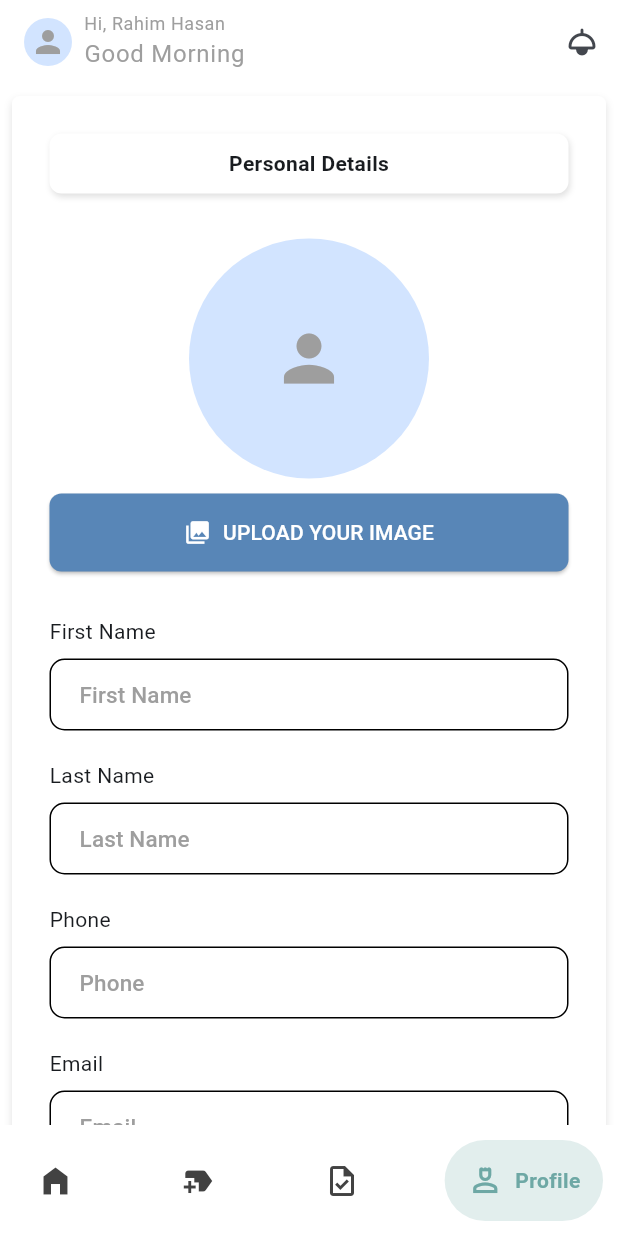
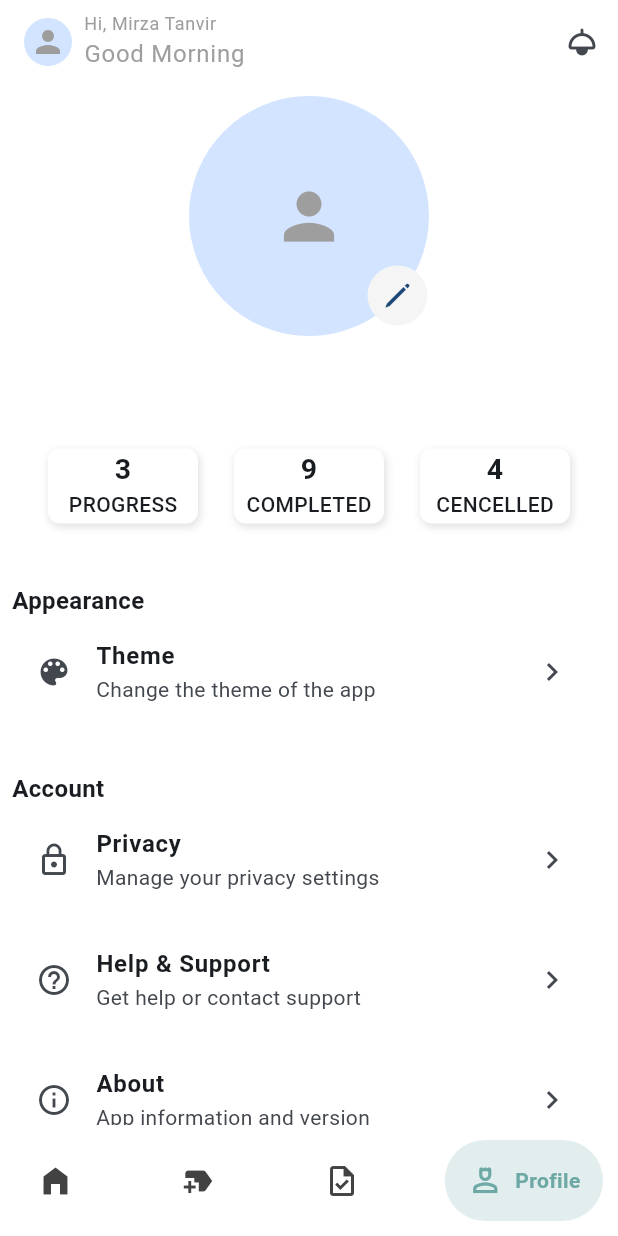
Before and after one commit to tanvirmirza/task-manager, a Flutter app: the screen it shows after launch, item 4 of the bottom bar chosen, on a phone screen of 412 x 824 dp. Run offline on Flutter 3.47's test engine with Material 3 defaults, Android fonts, the light colour scheme and no system bars; drawn by our look-alikes of google_nav_bar; our stand-ins replace device_preview, flutter_svg, image_picker, percent_indicator, pin_code_fields.

Commit message:
Updated Profile View Screen UI

```diff
--- a/lib/ui/views/home/main_bottom_navbar_screen.dart
+++ b/lib/ui/views/home/main_bottom_navbar_screen.dart
@@ -3,7 +3,7 @@ import 'package:google_nav_bar/google_nav_bar.dart';
 import '../../utils/custom_color.dart';
 import 'add_new_task_screen.dart';
 import 'home_screen.dart';
-import 'profile_screen.dart';
+import 'profile_view_screen.dart';
 import 'tab_status_screen.dart';
 
 class BottomNavBarScreen extends StatefulWidget {
@@ -19,7 +19,7 @@ class _BottomNavBarScreenState extends State<BottomNavBarScreen> {
     HomeScreen(),
     AddNewTaskScreen(),
     TabStatusScreen(),
-    ProfileScreen()
+    ProfileViewScreen()
   ];
 
   @override
--- a/lib/ui/views/home/profile_screen.dart
+++ b/lib/ui/views/home/profile_edit_screen.dart
@@ -6,27 +6,31 @@ import 'package:image_picker/image_picker.dart';
 import 'package:provider/provider.dart';
 import 'package:task_manager/provider/image_provider.dart';
 import '../../widgets/profile_text_field.dart';
-import '../../widgets/tm_app_bar.dart';
 
-class ProfileScreen extends StatefulWidget {
-  const ProfileScreen({super.key});
+class ProfileEditScreen extends StatefulWidget {
+  const ProfileEditScreen({super.key});
 
   @override
-  State<ProfileScreen> createState() => _ProfileScreenState();
+  State<ProfileEditScreen> createState() => _ProfileEditScreenState();
 }
 
-class _ProfileScreenState extends State<ProfileScreen> {
+class _ProfileEditScreenState extends State<ProfileEditScreen> {
   bool _isNewObscure = true;
   bool _isConfirmObscre = true;
-  XFile? _image;
 
   @override
   Widget build(BuildContext context) {
     return Scaffold(
-      appBar: const TMAppBar(
-        fromProfileScreen: true,
+      appBar: AppBar(
+        leading: IconButton(
+          icon: const Icon(CupertinoIcons.back),
+          onPressed: () {
+            Navigator.pop(context);
+          },
+        ),
+        title: const Text('Update Profile'),
+        centerTitle: true,
       ),
-      // backgroundColor: const Color(0xFFF6F5F5),
       backgroundColor: Colors.white,
       body: SingleChildScrollView(
         child: Padding(
@@ -49,28 +53,6 @@ class _ProfileScreenState extends State<ProfileScreen> {
                   child: Column(
                       crossAxisAlignment: CrossAxisAlignment.start,
                       children: [
-                        Center(
-                          child: Container(
-                            height: 40,
-                            width: double.maxFinite,
-                            alignment: Alignment.center,
-                            decoration: BoxDecoration(
-                                boxShadow: const [
-                                  BoxShadow(
-                                      blurRadius: 3,
-                                      color: Colors.black12,
-                                      offset: Offset(1, 2)),
-                                ],
-                                borderRadius: BorderRadius.circular(8),
-                                color: Colors.white),
-                            child: const Text(
-                              'Personal Details',
-                              style: TextStyle(
-                                fontWeight: FontWeight.bold,
-                              ),
-                            ),
-                          ),
-                        ),
                         const SizedBox(
                           height: 30,
                         ),
--- /dev/null
+++ b/lib/ui/views/home/profile_view_screen.dart
@@ -0,0 +1,235 @@
+import 'dart:io';
+
+import 'package:flutter/cupertino.dart';
+import 'package:flutter/foundation.dart';
+import 'package:flutter/material.dart';
+import 'package:image_picker/image_picker.dart';
+import 'package:provider/provider.dart';
+import 'package:task_manager/provider/image_provider.dart';
+import 'package:task_manager/ui/widgets/tm_app_bar.dart';
+
+import 'profile_edit_screen.dart';
+
+class ProfileViewScreen extends StatelessWidget {
+  const ProfileViewScreen({super.key});
+
+  @override
+  Widget build(BuildContext context) {
+    return Scaffold(
+      appBar: const TMAppBar(
+        fromProfileScreen: true,
+      ),
+      backgroundColor: Colors.white,
+      body: SingleChildScrollView(
+        child: Consumer<ImagePickProvider>(
+          builder: (context, provider, child) {
+            XFile? image = provider.profileImage;
+            return Padding(
+              padding: const EdgeInsets.all(8.0),
+              child: Column(
+                crossAxisAlignment: CrossAxisAlignment.start,
+                children: [
+                  Center(
+                    child: image == null
+                        ? Stack(children: [
+                            const CircleAvatar(
+                              radius: 80,
+                              child: Icon(
+                                Icons.person,
+                                size: 50,
+                                color: Colors.grey,
+                              ),
+                            ),
+                            Positioned(
+                              bottom: 7,
+                              right: 1,
+                              child: CircleAvatar(
+                                backgroundColor: Colors.grey[100],
+                                child: IconButton(
+                                  icon: const Icon(CupertinoIcons.pencil),
+                                  onPressed: () {},
+                                  hoverColor: Colors.grey[100],
+                                ),
+                              ),
+                            ),
+                          ])
+                        : ClipOval(
+                            child: kIsWeb
+                                ? Image.network(
+                                    image.path,
+                                    fit: BoxFit.cover,
+                                    width: 160,
+                                    height: 160,
+                                  )
+                                : Image.file(
+                                    File(image.path),
+                                    fit: BoxFit.cover,
+                                    width: 160,
+                                    height: 160,
+                                  ),
+                          ),
+                  ),
+                  const SizedBox(
+                    height: 10,
+                  ),
+                  Center(
+                    child: RichText(
+                      text: const TextSpan(
+                          text: '      Mirza Tanvir\n',
+                          style: TextStyle(
+                            fontSize: 25,
+                            fontWeight: FontWeight.bold,
+                          ),
+                          children: [
+                            TextSpan(
+                              text: 'mirzatanvir74@gmail.com',
+                              style: TextStyle(
+                                fontSize: 18,
+                                fontWeight: FontWeight.w500,
+                              ),
+                            )
+                          ]),
+                    ),
+                  ),
+                  const SizedBox(
+                    height: 15,
+                  ),
+                  Row(
+                    mainAxisAlignment: MainAxisAlignment.spaceEvenly,
+                    children: [
+                      taskStatus(label: 'PROGRESS', value: '3'),
+                      taskStatus(label: 'COMPLETED', value: '9'),
+                      taskStatus(label: 'CENCELLED', value: '4'),
+                    ],
+                  ),
+                  const SizedBox(
+                    height: 40,
+                  ),
+                  const Text('Appearance',
+                      style:
+                          TextStyle(fontWeight: FontWeight.w600, fontSize: 16)),
+                  profileTile(
+                      title: 'Theme',
+                      subtitle: 'Change the theme of the app',
+                      leading: const Icon(Icons.color_lens)),
+                  const SizedBox(
+                    height: 30,
+                  ),
+                  const Text('Account',
+                      style:
+                          TextStyle(fontWeight: FontWeight.w600, fontSize: 16)),
+                  profileTile(
+                      title: 'Privacy',
+                      subtitle: 'Manage your privacy settings',
+                      leading: const Icon(Icons.lock_outline)),
+                  const SizedBox(
+                    height: 8,
+                  ),
+                  profileTile(
+                      title: 'Help & Support',
+                      subtitle: 'Get help or contact support',
+                      leading: const Icon(Icons.help_outline)),
+                  const SizedBox(
+                    height: 8,
+                  ),
+                  profileTile(
+                      title: 'About',
+                      subtitle: 'App information and version',
+                      leading: const Icon(Icons.info_outline)),
+                  const SizedBox(
+                    height: 25,
+                  ),
+                  const SizedBox(
+                    height: 20,
+                  ),
+                  Row(
+                    children: [
+                      Expanded(
+                        child: ElevatedButton.icon(
+                          onPressed: () {},
+                          label: const Text(
+                            'LOGOUT',
+                            style: TextStyle(
+                              fontSize: 14,
+                              fontWeight: FontWeight.w500,
+                            ),
+                          ),
+                          icon: const Icon(Icons.logout),
+                        ),
+                      ),
+                      const SizedBox(
+                        width: 8,
+                      ),
+                      Expanded(
+                        child: ElevatedButton.icon(
+                          onPressed: () => _onProfileEdit(context),
+                          label: const Text(
+                            'EDIT',
+                            style: TextStyle(
+                              fontSize: 14,
+                              fontWeight: FontWeight.w500,
+                            ),
+                          ),
+                          icon: const Icon(CupertinoIcons.pencil),
+                        ),
+                      )
+                    ],
+                  )
+                ],
+              ),
+            );
+          },
+        ),
+      ),
+    );
+  }
+
+  ListTile profileTile(
+      {required String title,
+      required String subtitle,
+      required Icon leading}) {
+    return ListTile(
+      leading: leading,
+      title: Text(title,
+          style: const TextStyle(
+            fontWeight: FontWeight.w600,
+          )),
+      subtitle: Text(subtitle),
+      trailing: const Icon(Icons.navigate_next),
+    );
+  }
+
+  Widget taskStatus({required String label, required String value}) {
+    return Container(
+        decoration: BoxDecoration(
+          boxShadow: const [
+            BoxShadow(
+                blurRadius: 4, color: Colors.black12, offset: Offset(1, 2)),
+          ],
+          borderRadius: BorderRadius.circular(8),
+          color: Colors.white,
+        ),
+        height: 50,
+        constraints: BoxConstraints(
+          minWidth: 100,
+          maxWidth: label.length * 10.0 + 20,
+        ),
+        child: Column(
+          children: [
+            Text(
+              value,
+              style: const TextStyle(fontWeight: FontWeight.w600, fontSize: 19),
+            ),
+            Text(
+              label,
+              style: const TextStyle(fontWeight: FontWeight.w500),
+            ),
+          ],
+        ));
+  }
+
+  void _onProfileEdit(BuildContext context) {
+    Navigator.push(context,
+        MaterialPageRoute(builder: (context) => const ProfileEditScreen()));
+  }
+}
--- a/lib/ui/widgets/profile_text_field.dart
+++ b/lib/ui/widgets/profile_text_field.dart
@@ -1,6 +1,7 @@
 import 'package:flutter/material.dart';
 
 class ProfileTextField extends StatelessWidget {
+  final TextEditingController? controller;
   final FormFieldValidator? validator;
   final String? hintText;
   final TextInputAction? textInputAction;
@@ -8,14 +9,16 @@ class ProfileTextField extends StatelessWidget {
   final Widget? suffixIcon;
   final bool obscureText;
 
-  const ProfileTextField(
-      {super.key,
-      this.validator,
-      this.hintText,
-      this.textInputAction,
-      this.keyboardType,
-      this.suffixIcon,
-      this.obscureText = false});
+  const ProfileTextField({
+    super.key,
+    this.controller,
+    this.validator,
+    this.hintText,
+    this.textInputAction,
+    this.keyboardType,
+    this.suffixIcon,
+    this.obscureText = false,
+  });
 
   @override
   Widget build(BuildContext context) {
@@ -27,6 +30,7 @@ class ProfileTextField extends StatelessWidget {
           height: 8,
         ),
         TextFormField(
+          controller: controller,
           validator: validator,
           textInputAction: textInputAction,
           keyboardType: keyboardType,
--- a/lib/ui/widgets/tm_app_bar.dart
+++ b/lib/ui/widgets/tm_app_bar.dart
@@ -6,7 +6,7 @@ import 'package:image_picker/image_picker.dart';
 import 'package:provider/provider.dart';
 import 'package:task_manager/provider/image_provider.dart';
 
-import '../views/home/profile_screen.dart';
+import '../views/home/profile_edit_screen.dart';
 
 class TMAppBar extends StatefulWidget implements PreferredSizeWidget {
   const TMAppBar({
@@ -47,7 +47,8 @@ class _TMAppBarState extends State<TMAppBar> {
         },
         child: Row(
                 children: [
-            Consumer<ImagePickProvider>(builder: (context, provider, child) {
+                  Consumer<ImagePickProvider>(
+                    builder: (context, provider, child) {
                       XFile? image = provider.profileImage;
                       if (image == null) {
                         return const CircleAvatar(
@@ -75,25 +76,23 @@ class _TMAppBarState extends State<TMAppBar> {
                                 height: 32,
                               ),
                       );
-
-            },),
-            // const CircleAvatar(
-            //   radius: 16,
-            // ),
+                    },
+                  ),
                   const SizedBox(width: 8),
                   Expanded(
                     child: Column(
                       crossAxisAlignment: CrossAxisAlignment.start,
                       children: [
                         Text(
-                    'Hi, Rahim Hasan',
+                          'Hi, Mirza Tanvir',
                           style: textTheme.bodySmall?.copyWith(
                             color: Colors.grey,
                           ),
                         ),
                         Text(
                           _showGrettings(),
-                    style: textTheme.bodyLarge?.copyWith(color: Colors.grey),
+                          style:
+                              textTheme.bodyLarge?.copyWith(color: Colors.grey),
                         ),
                       ],
                     ),
@@ -119,7 +118,7 @@ class _TMAppBarState extends State<TMAppBar> {
     Navigator.push(
       context,
       MaterialPageRoute(
-        builder: (context) => const ProfileScreen(),
+        builder: (context) => const ProfileEditScreen(),
       ),
     );
   }
```
Lines whose indentation alone changed are shown as unchanged.
